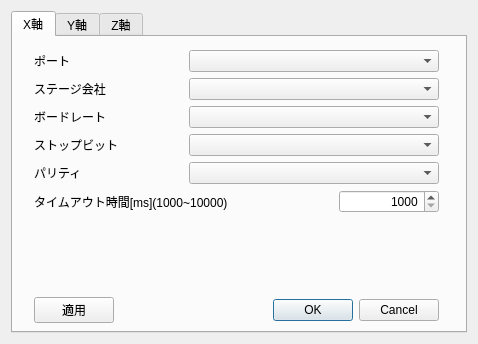
Qt form stagesettingdialog.ui (MaruoLab2015/5AxisFabricationApplication) before a commit.
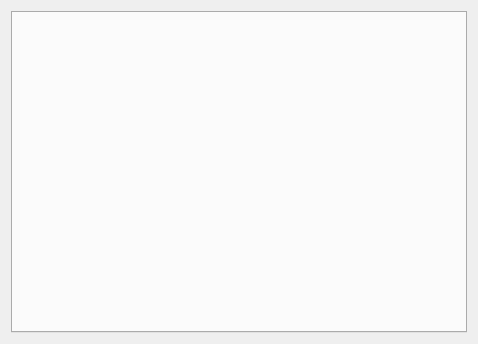
The same form after that commit.

Commit message: implemented multi axis setting dialog

```diff
--- a/stagesettingdialog.ui
+++ b/stagesettingdialog.ui
@@ -19,255 +19,6 @@
      <property name="currentIndex">
       <number>0</number>
      </property>
-     <widget class="QWidget" name="connectionTab">
-      <attribute name="title">
-       <string>X軸</string>
-      </attribute>
-      <widget class="QWidget" name="">
-       <property name="geometry">
-        <rect>
-         <x>21</x>
-         <y>13</y>
-         <width>405</width>
-         <height>273</height>
-        </rect>
-       </property>
-       <layout class="QVBoxLayout" name="verticalLayout">
-        <item>
-         <layout class="QHBoxLayout" name="horizontalLayout">
-          <item>
-           <widget class="QLabel" name="label">
-            <property name="minimumSize">
-             <size>
-              <width>100</width>
-              <height>0</height>
-             </size>
-            </property>
-            <property name="text">
-             <string>ポート</string>
-            </property>
-           </widget>
-          </item>
-          <item>
-           <widget class="QComboBox" name="portComboBox">
-            <property name="minimumSize">
-             <size>
-              <width>250</width>
-              <height>0</height>
-             </size>
-            </property>
-           </widget>
-          </item>
-         </layout>
-        </item>
-        <item>
-         <layout class="QHBoxLayout" name="horizontalLayout_6">
-          <item>
-           <widget class="QLabel" name="label_5">
-            <property name="minimumSize">
-             <size>
-              <width>100</width>
-              <height>0</height>
-             </size>
-            </property>
-            <property name="text">
-             <string>ステージ会社</string>
-            </property>
-           </widget>
-          </item>
-          <item>
-           <widget class="QComboBox" name="campanyComboBox">
-            <property name="minimumSize">
-             <size>
-              <width>250</width>
-              <height>0</height>
-             </size>
-            </property>
-           </widget>
-          </item>
-         </layout>
-        </item>
-        <item>
-         <layout class="QHBoxLayout" name="horizontalLayout_2">
-          <item>
-           <widget class="QLabel" name="label_2">
-            <property name="minimumSize">
-             <size>
-              <width>100</width>
-              <height>0</height>
-             </size>
-            </property>
-            <property name="text">
-             <string>ボードレート</string>
-            </property>
-           </widget>
-          </item>
-          <item>
-           <widget class="QComboBox" name="baudrateComboBox">
-            <property name="minimumSize">
-             <size>
-              <width>250</width>
-              <height>0</height>
-             </size>
-            </property>
-           </widget>
-          </item>
-         </layout>
-        </item>
-        <item>
-         <layout class="QHBoxLayout" name="horizontalLayout_3">
-          <item>
-           <widget class="QLabel" name="label_3">
-            <property name="minimumSize">
-             <size>
-              <width>100</width>
-              <height>0</height>
-             </size>
-            </property>
-            <property name="text">
-             <string>ストップビット</string>
-            </property>
-           </widget>
-          </item>
-          <item>
-           <widget class="QComboBox" name="stopbitComboBox">
-            <property name="minimumSize">
-             <size>
-              <width>250</width>
-              <height>0</height>
-             </size>
-            </property>
-           </widget>
-          </item>
-         </layout>
-        </item>
-        <item>
-         <layout class="QHBoxLayout" name="horizontalLayout_4">
-          <item>
-           <widget class="QLabel" name="label_4">
-            <property name="minimumSize">
-             <size>
-              <width>100</width>
-              <height>0</height>
-             </size>
-            </property>
-            <property name="text">
-             <string>パリティ</string>
-            </property>
-           </widget>
-          </item>
-          <item>
-           <widget class="QComboBox" name="parityComboBox">
-            <property name="minimumSize">
-             <size>
-              <width>250</width>
-              <height>0</height>
-             </size>
-            </property>
-           </widget>
-          </item>
-         </layout>
-        </item>
-        <item>
-         <layout class="QHBoxLayout" name="horizontalLayout_7">
-          <item>
-           <widget class="QLabel" name="label_6">
-            <property name="text">
-             <string>タイムアウト時間[ms](1000~10000)</string>
-            </property>
-           </widget>
-          </item>
-          <item>
-           <spacer name="horizontalSpacer_2">
-            <property name="orientation">
-             <enum>Qt::Horizontal</enum>
-            </property>
-            <property name="sizeHint" stdset="0">
-             <size>
-              <width>40</width>
-              <height>20</height>
-             </size>
-            </property>
-           </spacer>
-          </item>
-          <item>
-           <widget class="QSpinBox" name="waitTimeSpinBox">
-            <property name="minimumSize">
-             <size>
-              <width>100</width>
-              <height>0</height>
-             </size>
-            </property>
-            <property name="alignment">
-             <set>Qt::AlignRight|Qt::AlignTrailing|Qt::AlignVCenter</set>
-            </property>
-            <property name="minimum">
-             <number>1000</number>
-            </property>
-            <property name="maximum">
-             <number>10000</number>
-            </property>
-           </widget>
-          </item>
-         </layout>
-        </item>
-        <item>
-         <spacer name="verticalSpacer">
-          <property name="orientation">
-           <enum>Qt::Vertical</enum>
-          </property>
-          <property name="sizeHint" stdset="0">
-           <size>
-            <width>403</width>
-            <height>13</height>
-           </size>
-          </property>
-         </spacer>
-        </item>
-        <item>
-         <layout class="QHBoxLayout" name="horizontalLayout_5">
-          <item>
-           <widget class="QPushButton" name="pushButton">
-            <property name="text">
-             <string>適用</string>
-            </property>
-           </widget>
-          </item>
-          <item>
-           <spacer name="horizontalSpacer">
-            <property name="orientation">
-             <enum>Qt::Horizontal</enum>
-            </property>
-            <property name="sizeHint" stdset="0">
-             <size>
-              <width>40</width>
-              <height>20</height>
-             </size>
-            </property>
-           </spacer>
-          </item>
-          <item>
-           <widget class="QDialogButtonBox" name="buttonBox">
-            <property name="standardButtons">
-             <set>QDialogButtonBox::Cancel|QDialogButtonBox::Ok</set>
-            </property>
-           </widget>
-          </item>
-         </layout>
-        </item>
-       </layout>
-      </widget>
-     </widget>
-     <widget class="QWidget" name="tab_2">
-      <attribute name="title">
-       <string>Y軸</string>
-      </attribute>
-     </widget>
-     <widget class="QWidget" name="tab">
-      <attribute name="title">
-       <string>Z軸</string>
-      </attribute>
-     </widget>
     </widget>
    </item>
   </layout>
```
Left out of the diff: 2 changed lines with no effect on the pictures. The commit also changes 8 other files.
